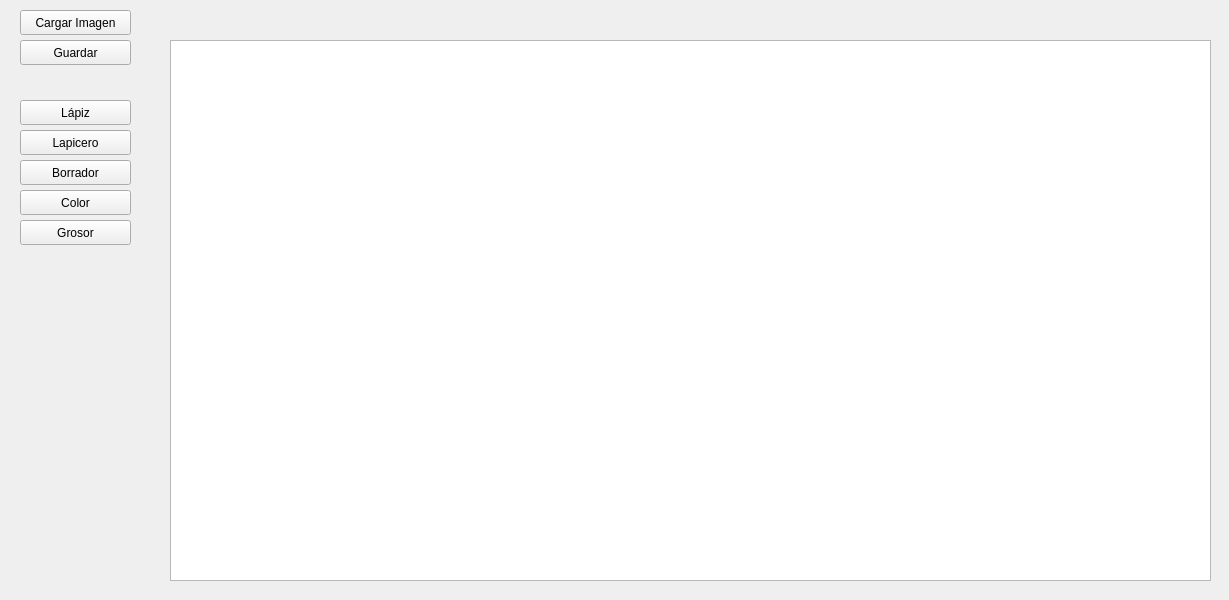
This is ppp/widget.ui in Noemi2002/Paint_V3 as Qt 5 draws it before an edit. The edited form follows.
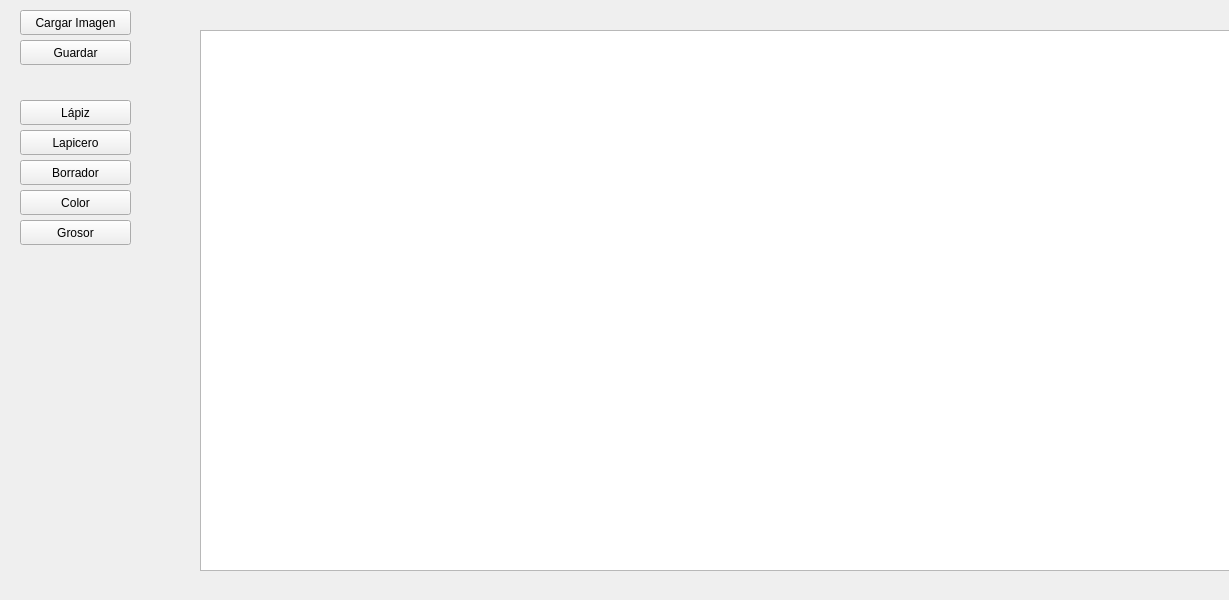
This is the edited form.

Diff of the .ui file:
```diff
--- a/ppp/widget.ui
+++ b/ppp/widget.ui
@@ -107,8 +107,8 @@
   <widget class="QGraphicsView" name="canva">
    <property name="geometry">
     <rect>
-     <x>170</x>
-     <y>40</y>
+     <x>200</x>
+     <y>30</y>
      <width>1041</width>
      <height>541</height>
     </rect>
```
